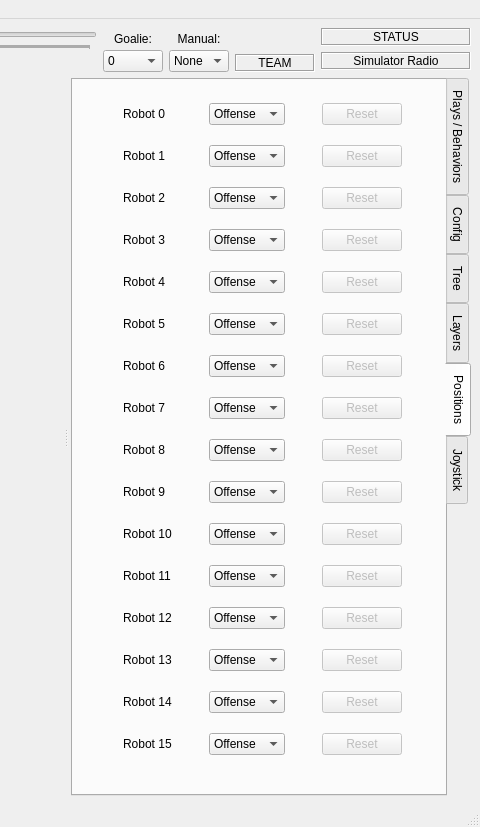
Qt form soccer/src/soccer/ui/qt/MainWindow.ui (RoboJackets/robocup-software) before a commit; both pictures show x 851 to 1331 and y 0 to 827 of the 1331 by 827 pixel window.
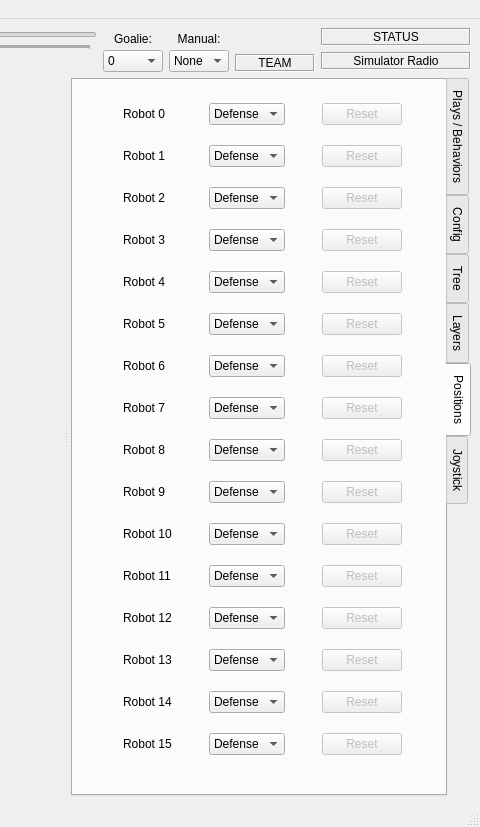
The same form after that commit. Icons and pictures are not drawn. Custom widgets are drawn as their Qt base class.

```diff
--- a/soccer/src/soccer/ui/qt/MainWindow.ui
+++ b/soccer/src/soccer/ui/qt/MainWindow.ui
@@ -1894,7 +1894,7 @@
              </property>
              <item>
               <property name="text">
-               <string>Offense</string>
+               <string>Defense</string>
               </property>
              </item>
              <item>
@@ -1952,7 +1952,7 @@
              </property>
              <item>
               <property name="text">
-               <string>Offense</string>
+               <string>Defense</string>
               </property>
              </item>
              <item>
@@ -2010,7 +2010,7 @@
              </property>
              <item>
               <property name="text">
-               <string>Offense</string>
+               <string>Defense</string>
               </property>
              </item>
              <item>
@@ -2068,7 +2068,7 @@
              </property>
              <item>
               <property name="text">
-               <string>Offense</string>
+               <string>Defense</string>
               </property>
              </item>
              <item>
@@ -2126,7 +2126,7 @@
              </property>
              <item>
               <property name="text">
-               <string>Offense</string>
+               <string>Defense</string>
               </property>
              </item>
              <item>
@@ -2184,7 +2184,7 @@
              </property>
              <item>
               <property name="text">
-               <string>Offense</string>
+               <string>Defense</string>
               </property>
              </item>
              <item>
@@ -2242,7 +2242,7 @@
              </property>
              <item>
               <property name="text">
-               <string>Offense</string>
+               <string>Defense</string>
               </property>
              </item>
              <item>
@@ -2300,7 +2300,7 @@
              </property>
              <item>
               <property name="text">
-               <string>Offense</string>
+               <string>Defense</string>
               </property>
              </item>
              <item>
@@ -2358,7 +2358,7 @@
              </property>
              <item>
               <property name="text">
-               <string>Offense</string>
+               <string>Defense</string>
               </property>
              </item>
              <item>
@@ -2416,7 +2416,7 @@
              </property>
              <item>
               <property name="text">
-               <string>Offense</string>
+               <string>Defense</string>
               </property>
              </item>
              <item>
@@ -2474,7 +2474,7 @@
              </property>
              <item>
               <property name="text">
-               <string>Offense</string>
+               <string>Defense</string>
               </property>
              </item>
              <item>
@@ -2532,7 +2532,7 @@
              </property>
              <item>
               <property name="text">
-               <string>Offense</string>
+               <string>Defense</string>
               </property>
              </item>
              <item>
@@ -2590,7 +2590,7 @@
              </property>
              <item>
               <property name="text">
-               <string>Offense</string>
+               <string>Defense</string>
               </property>
              </item>
              <item>
@@ -2648,7 +2648,7 @@
              </property>
              <item>
               <property name="text">
-               <string>Offense</string>
+               <string>Defense</string>
               </property>
              </item>
              <item>
@@ -2706,7 +2706,7 @@
              </property>
              <item>
               <property name="text">
-               <string>Offense</string>
+               <string>Defense</string>
               </property>
              </item>
              <item>
@@ -2764,7 +2764,7 @@
              </property>
              <item>
               <property name="text">
-               <string>Offense</string>
+               <string>Defense</string>
               </property>
              </item>
              <item>
```
Left out of the diff: 32 changed lines with no effect on the pictures.
